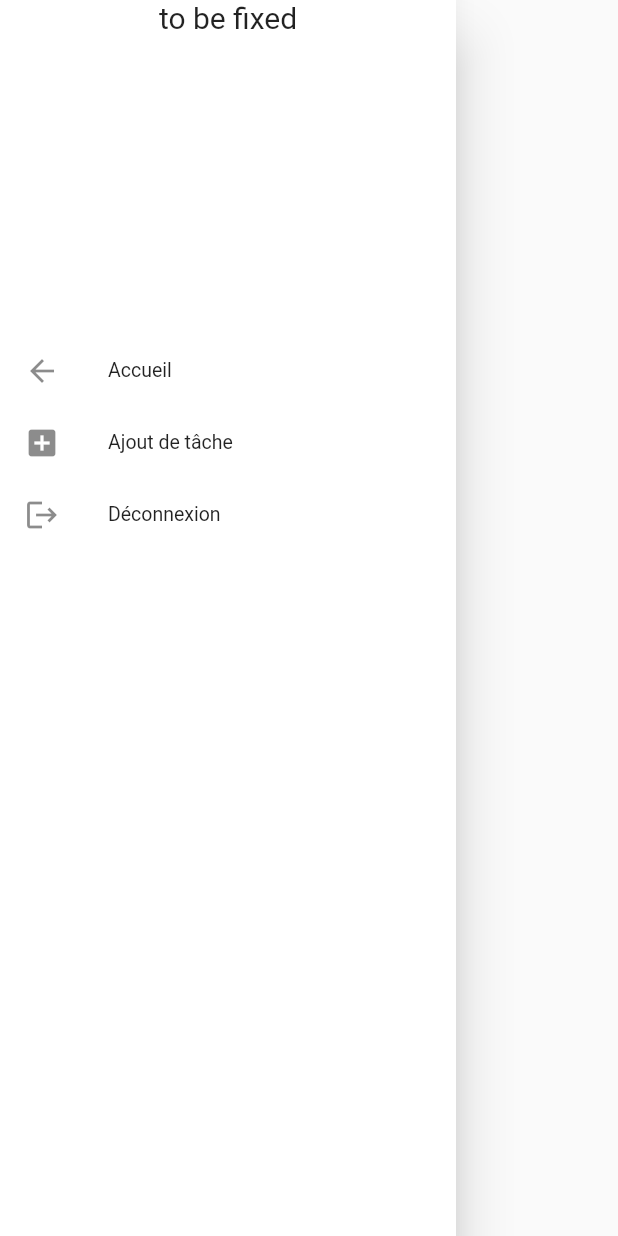
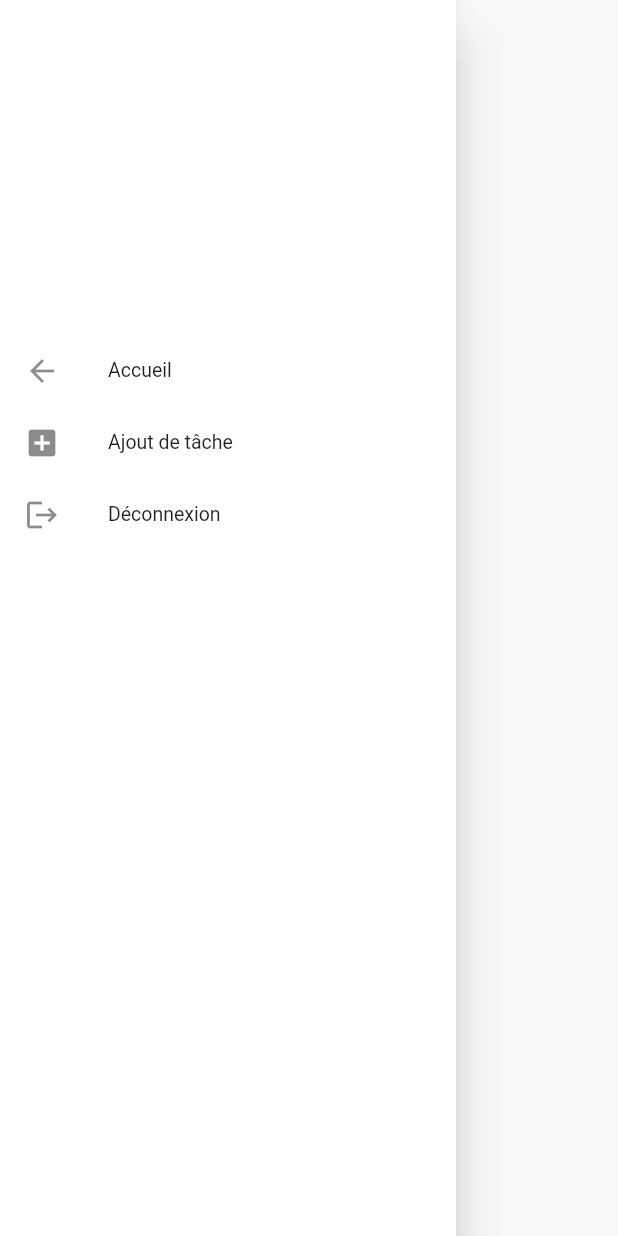
Before and after one commit to AndyLy96/Tp1_MobileAvance, a Flutter app: the LeTiroir widget shown alone on an empty page, opened directly, on a phone screen of 412 x 824 dp. Run offline on Flutter 3.47's test engine with Material 2 defaults, Android fonts, the light colour scheme and no system bars; our stand-ins replace cookie_jar, dio, dio_cookie_manager; network calls fail.

Commit message:
FCT Singleton Finish

```diff
--- a/tp1_mobile/lib/DIO/SingletonF.dart
+++ /dev/null
@@ -1,6 +0,0 @@
-class SingletonsF{
-  SingletonsF._();
-
-  static const name = '';
-
-}
--- a/tp1_mobile/lib/Pages/ecran_inscription.dart
+++ b/tp1_mobile/lib/Pages/ecran_inscription.dart
@@ -1,5 +1,6 @@
 import 'package:dio/dio.dart';
 import 'package:flutter/material.dart';
+import 'package:tp1_mobile/Pages/singletonf.dart';
 import 'package:tp1_mobile/DIO/lib_http.dart';
 import 'package:tp1_mobile/DIO/transfer.dart';
 import 'package:tp1_mobile/Pages/ecran_accueil.dart';
@@ -38,6 +39,7 @@ class _EcranInscription extends State<EcranInscription> {
       final response = await SingletonDio.getDio().post('http://10.0.2.2:8080/api/id/signup', data: signup.toJson());
       //SigninResponse signinResponse = SigninResponse(response.data);
       print(response);
+      SingletonsF.name = username.text;
       Navigator.push(context,
         MaterialPageRoute(
           builder: (context) => EcranAccueil(le_parametre: username.text,),
--- /dev/null
+++ b/tp1_mobile/lib/Pages/singletonf.dart
@@ -0,0 +1,6 @@
+class  SingletonsF{
+  // SingletonsF._();
+
+  static String name = '';
+
+}
--- a/tp1_mobile/lib/Pages/tiroir_nav.dart
+++ b/tp1_mobile/lib/Pages/tiroir_nav.dart
@@ -1,5 +1,6 @@
 import 'package:dio/dio.dart';
 import 'package:flutter/material.dart';
+import 'package:tp1_mobile/Pages/singletonf.dart';
 import 'package:tp1_mobile/Pages/ecran_accueil.dart';
 import 'package:tp1_mobile/Pages/ecran_connexion.dart';
 import 'package:tp1_mobile/Pages/ecran_creation.dart';
@@ -57,7 +58,8 @@ class LeTiroirState extends State<LeTiroir> {
       children: <Widget>[
         Align(
           alignment: Alignment.center,
-          child: Text(widget.nom_parametre, style: const TextStyle(fontSize: 20),),
+          child: Text(SingletonsF.name, style: const TextStyle(fontSize: 20),),
+
         ),
         Container(height: 200, ),
         ListTile(
```
Also changed, not shown: tp1_mobile/lib/Pages/ecran_connexion.dart (+5 -2 lines).
